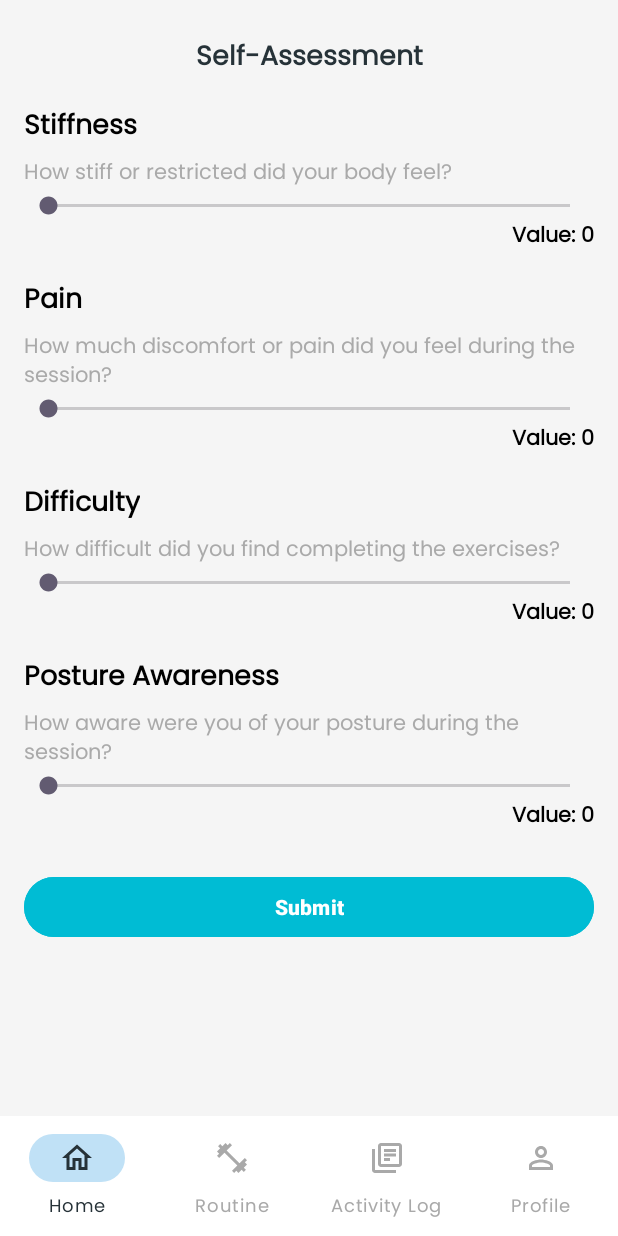
After one commit to denver0619/workwell, an Android app: the fragment SelfAssessmentFragment placed in its activity, on a phone screen of 412 x 824 dp. The commit adds this screen. Run offline under Robolectric (Android 15) with nearby library versions, the phone set to English and light mode, and no system bars; our stand-ins replace Firebase (no records; nobody signed in at launch, a user with empty details on screens opened directly).

Commit message:
added initial fragment for self assessment

```diff
--- /dev/null
+++ b/app/src/main/java/com/digiview/workwell/ui/routine/SelfAssessmentFragment.java
@@ -0,0 +1,124 @@
+package com.digiview.workwell.ui.routine;
+
+import android.os.Bundle;
+import android.view.LayoutInflater;
+import android.view.View;
+import android.view.ViewGroup;
+import android.widget.Button;
+import android.widget.SeekBar;
+import android.widget.TextView;
+import android.widget.Toast;
+
+import androidx.annotation.NonNull;
+import androidx.annotation.Nullable;
+import androidx.fragment.app.Fragment;
+import androidx.lifecycle.ViewModelProvider;
+
+import com.digiview.workwell.R;
+import com.digiview.workwell.ui.routine.viewmodel.SelfAssessmentViewModel;
+
+public class SelfAssessmentFragment extends Fragment {
+
+    private SelfAssessmentViewModel viewModel;
+    private SeekBar seekBarStiffness, seekBarPain, seekBarDifficulty, seekBarAwareness;
+    private TextView tvStiffnessValue, tvPainValue, tvDifficultyValue, tvAwarenessValue;
+    private Button btnSubmit;
+
+    public static SelfAssessmentFragment newInstance() {
+        return new SelfAssessmentFragment();
+    }
+
+    @Nullable
+    @Override
+    public View onCreateView(@NonNull LayoutInflater inflater, @Nullable ViewGroup container,
+                             @Nullable Bundle savedInstanceState) {
+        View view = inflater.inflate(R.layout.fragment_self_assessment, container, false);
+
+        // Initialize ViewModel
+        viewModel = new ViewModelProvider(this).get(SelfAssessmentViewModel.class);
+
+        // Initialize Views
+        seekBarStiffness = view.findViewById(R.id.seekBarStiffness);
+        seekBarPain = view.findViewById(R.id.seekBarPain);
+        seekBarDifficulty = view.findViewById(R.id.seekBarDifficulty);
+        seekBarAwareness = view.findViewById(R.id.seekBarAwareness);
+
+        tvStiffnessValue = view.findViewById(R.id.tvStiffnessValue);
+        tvPainValue = view.findViewById(R.id.tvPainValue);
+        tvDifficultyValue = view.findViewById(R.id.tvDifficultyValue);
+        tvAwarenessValue = view.findViewById(R.id.tvAwarenessValue);
+
+        btnSubmit = view.findViewById(R.id.btnSubmit);
+
+        // Observe ViewModel
+        setupObservers();
+
+        // SeekBar Listeners
+        setupSeekBarListeners();
+
+        // Submit Button
+        btnSubmit.setOnClickListener(v -> {
+            // Prepare data for submission
+            viewModel.submitData();
+            Toast.makeText(requireContext(), "Data submitted", Toast.LENGTH_SHORT).show();
+        });
+
+        return view;
+    }
+
+    private void setupSeekBarListeners() {
+        seekBarStiffness.setOnSeekBarChangeListener(new SeekBar.OnSeekBarChangeListener() {
+            @Override
+            public void onProgressChanged(SeekBar seekBar, int progress, boolean fromUser) {
+                tvStiffnessValue.setText("Value: " + progress);
+                viewModel.setStiffness(progress);
+            }
+            @Override public void onStartTrackingTouch(SeekBar seekBar) {}
+            @Override public void onStopTrackingTouch(SeekBar seekBar) {}
+        });
+
+        seekBarPain.setOnSeekBarChangeListener(new SeekBar.OnSeekBarChangeListener() {
+            @Override
+            public void onProgressChanged(SeekBar seekBar, int progress, boolean fromUser) {
+                tvPainValue.setText("Value: " + progress);
+                viewModel.setPain(progress);
+            }
+            @Override public void onStartTrackingTouch(SeekBar seekBar) {}
+            @Override public void onStopTrackingTouch(SeekBar seekBar) {}
+        });
+
+        seekBarDifficulty.setOnSeekBarChangeListener(new SeekBar.OnSeekBarChangeListener() {
+            @Override
+            public void onProgressChanged(SeekBar seekBar, int progress, boolean fromUser) {
+                tvDifficultyValue.setText("Value: " + progress);
+                viewModel.setDifficulty(progress);
+            }
+            @Override public void onStartTrackingTouch(SeekBar seekBar) {}
+            @Override public void onStopTrackingTouch(SeekBar seekBar) {}
+        });
+
+        seekBarAwareness.setOnSeekBarChangeListener(new SeekBar.OnSeekBarChangeListener() {
+            @Override
+            public void onProgressChanged(SeekBar seekBar, int progress, boolean fromUser) {
+                tvAwarenessValue.setText("Value: " + progress);
+                viewModel.setAwareness(progress);
+            }
+            @Override public void onStartTrackingTouch(SeekBar seekBar) {}
+            @Override public void onStopTrackingTouch(SeekBar seekBar) {}
+        });
+    }
+
+    private void setupObservers() {
+        viewModel.getStiffness().observe(getViewLifecycleOwner(), value ->
+                tvStiffnessValue.setText("Value: " + value));
+
+        viewModel.getPain().observe(getViewLifecycleOwner(), value ->
+                tvPainValue.setText("Value: " + value));
+
+        viewModel.getDifficulty().observe(getViewLifecycleOwner(), value ->
+                tvDifficultyValue.setText("Value: " + value));
+
+        viewModel.getAwareness().observe(getViewLifecycleOwner(), value ->
+                tvAwarenessValue.setText("Value: " + value));
+    }
+}
--- /dev/null
+++ b/app/src/main/java/com/digiview/workwell/ui/routine/viewmodel/SelfAssessmentViewModel.java
@@ -0,0 +1,54 @@
+package com.digiview.workwell.ui.routine.viewmodel;
+
+import android.util.Log;
+
+import androidx.lifecycle.LiveData;
+import androidx.lifecycle.MutableLiveData;
+import androidx.lifecycle.ViewModel;
+
+public class SelfAssessmentViewModel extends ViewModel {
+    private final MutableLiveData<Integer> stiffness = new MutableLiveData<>(0);
+    private final MutableLiveData<Integer> pain = new MutableLiveData<>(0);
+    private final MutableLiveData<Integer> difficulty = new MutableLiveData<>(0);
+    private final MutableLiveData<Integer> awareness = new MutableLiveData<>(0);
+
+    public LiveData<Integer> getStiffness() {
+        return stiffness;
+    }
+
+    public LiveData<Integer> getPain() {
+        return pain;
+    }
+
+    public LiveData<Integer> getDifficulty() {
+        return difficulty;
+    }
+
+    public LiveData<Integer> getAwareness() {
+        return awareness;
+    }
+
+    public void setStiffness(int value) {
+        stiffness.setValue(value);
+    }
+
+    public void setPain(int value) {
+        pain.setValue(value);
+    }
+
+    public void setDifficulty(int value) {
+        difficulty.setValue(value);
+    }
+
+    public void setAwareness(int value) {
+        awareness.setValue(value);
+    }
+
+    public void submitData() {
+        // Example: Prepare data to send to backend
+        Log.d("SelfAssessment", "Stiffness: " + stiffness.getValue());
+        Log.d("SelfAssessment", "Pain: " + pain.getValue());
+        Log.d("SelfAssessment", "Difficulty: " + difficulty.getValue());
+        Log.d("SelfAssessment", "Awareness: " + awareness.getValue());
+    }
+}
--- /dev/null
+++ b/app/src/main/res/layout/fragment_self_assessment.xml
@@ -0,0 +1,184 @@
+<ScrollView xmlns:android="http://schemas.android.com/apk/res/android"
+    xmlns:app="http://schemas.android.com/apk/res-auto"
+    android:layout_width="match_parent"
+    android:layout_height="match_parent"
+
+    android:background="#F5F5F5">
+
+
+
+    <LinearLayout
+        android:layout_width="match_parent"
+        android:layout_height="wrap_content"
+        android:orientation="vertical"
+        android:paddingLeft="16dp"
+        android:paddingRight="16dp"
+        >
+
+        <!-- Title -->
+        <TextView
+            android:layout_marginTop="16dp"
+            android:id="@+id/tvRoutineTitle"
+            android:layout_width="match_parent"
+            android:layout_height="wrap_content"
+            android:text="@string/asmt_title"
+            android:textFontWeight="600"
+            android:paddingHorizontal="16dp"
+            android:paddingVertical="8dp"
+            android:textSize="18sp"
+            android:gravity="center"
+            android:textColor="@color/neutral_dark_color"
+            app:layout_constraintTop_toTopOf="parent" />
+
+        <!-- Stiffness Section -->
+        <TextView
+            android:layout_width="wrap_content"
+            android:layout_height="wrap_content"
+            android:text="@string/asmt_category1"
+            android:textSize="18sp"
+            android:textStyle="bold"
+            android:layout_marginTop="8dp"
+            android:textColor="@android:color/black" />
+
+        <TextView
+            android:layout_width="wrap_content"
+            android:layout_height="wrap_content"
+            android:text="@string/asmt_question1"
+            android:textSize="14sp"
+            android:layout_marginTop="4dp"
+            android:textColor="@android:color/darker_gray" />
+
+        <SeekBar
+            android:id="@+id/seekBarStiffness"
+            android:layout_width="match_parent"
+            android:layout_height="wrap_content"
+            android:max="10"
+            android:progressTint="@color/accent_color" />
+
+        <TextView
+            android:id="@+id/tvStiffnessValue"
+            android:layout_width="wrap_content"
+            android:layout_height="wrap_content"
+            android:layout_gravity="end"
+            android:text="@string/asmt_initial_value"
+            android:textSize="14sp"
+            android:textStyle="bold"
+            android:textColor="@android:color/black" />
+
+        <!-- Pain Section -->
+        <TextView
+            android:layout_width="wrap_content"
+            android:layout_height="wrap_content"
+            android:text="@string/asmt_category2"
+            android:textSize="18sp"
+            android:textStyle="bold"
+            android:layout_marginTop="16dp"
+            android:textColor="@android:color/black" />
+
+        <TextView
+            android:layout_width="wrap_content"
+            android:layout_height="wrap_content"
+            android:text="@string/asmt_question2"
+            android:textSize="14sp"
+            android:layout_marginTop="4dp"
+            android:textColor="@android:color/darker_gray" />
+
+        <SeekBar
+            android:id="@+id/seekBarPain"
+            android:layout_width="match_parent"
+            android:layout_height="wrap_content"
+            android:max="10"
+            android:progressTint="@color/accent_color" />
+
+        <TextView
+            android:id="@+id/tvPainValue"
+            android:layout_width="wrap_content"
+            android:layout_height="wrap_content"
+            android:layout_gravity="end"
+            android:text="@string/asmt_initial_value"
+            android:textSize="14sp"
+            android:textStyle="bold"
+            android:textColor="@android:color/black" />
+
+        <!-- Difficulty Section -->
+        <TextView
+            android:layout_width="wrap_content"
+            android:layout_height="wrap_content"
+            android:text="@string/asmt_category3"
+            android:textSize="18sp"
+            android:textStyle="bold"
+            android:layout_marginTop="16dp"
+            android:textColor="@android:color/black" />
+
+        <TextView
+            android:layout_width="wrap_content"
+            android:layout_height="wrap_content"
+            android:text="@string/asmt_question3"
+            android:textSize="14sp"
+            android:layout_marginTop="4dp"
+            android:textColor="@android:color/darker_gray" />
+
+        <SeekBar
+            android:id="@+id/seekBarDifficulty"
+            android:layout_width="match_parent"
+            android:layout_height="wrap_content"
+            android:max="10"
+            android:progressTint="@color/accent_color" />
+
+        <TextView
+            android:id="@+id/tvDifficultyValue"
+            android:layout_width="wrap_content"
+            android:layout_height="wrap_content"
+            android:layout_gravity="end"
+            android:text="@string/asmt_initial_value"
+            android:textSize="14sp"
+            android:textStyle="bold"
+            android:textColor="@android:color/black" />
+
+        <!-- Awareness Section -->
+        <TextView
+            android:layout_width="wrap_content"
+            android:layout_height="wrap_content"
+            android:text="@string/asmt_category4"
+            android:textSize="18sp"
+            android:textStyle="bold"
+            android:layout_marginTop="16dp"
+            android:textColor="@android:color/black" />
+
+        <TextView
+            android:layout_width="wrap_content"
+            android:layout_height="wrap_content"
+            android:text="@string/asmt_question4"
+            android:textSize="14sp"
+            android:layout_marginTop="4dp"
+            android:textColor="@android:color/darker_gray" />
+
+        <SeekBar
+            android:id="@+id/seekBarAwareness"
+            android:layout_width="match_parent"
+            android:layout_height="wrap_content"
+            android:max="10"
+            android:progressTint="@color/accent_color" />
+
+        <TextView
+            android:id="@+id/tvAwarenessValue"
+            android:layout_width="wrap_content"
+            android:layout_height="wrap_content"
+            android:layout_gravity="end"
+            android:text="@string/asmt_initial_value"
+            android:textSize="14sp"
+            android:textStyle="bold"
+            android:textColor="@android:color/black" />
+
+        <!-- Submit Button -->
+        <Button
+            android:id="@+id/btnSubmit"
+            android:layout_width="match_parent"
+            android:layout_height="wrap_content"
+            android:text="@string/submit_button"
+            android:layout_marginTop="24dp"
+            android:backgroundTint="@color/accent_color"
+            android:textColor="@android:color/white"
+            android:textStyle="bold" />
+    </LinearLayout>
+</ScrollView>
--- a/app/src/main/res/values/strings.xml
+++ b/app/src/main/res/values/strings.xml
@@ -33,7 +33,20 @@
     <string name="placeholder_exercise_detail">Loading exercise detail....</string>
     <string name="start_exercise">View Exercise</string>
 
+    <!--    Self Assessment -->
+    <string name="asmt_title">Self-Assessment</string>
+    <string name="asmt_category1">Stiffness</string>
+    <string name="asmt_category2">Pain</string>
+    <string name="asmt_category3">Difficulty</string>
+    <string name="asmt_category4">Posture Awareness</string>
+    <string name="asmt_question1">How stiff or restricted did your body feel?</string>
+    <string name="asmt_question2">How much discomfort or pain did you feel during the session?</string>
+    <string name="asmt_question3">How difficult did you find completing the exercises?</string>
+    <string name="asmt_question4">How aware were you of your posture during the session?</string>
+    <string name="asmt_initial_value">Value: 0</string>
+
     <string name="back_button">Back Button</string>
+    <string name="submit_button">Submit</string>
     <string name="logout_btn">Logout</string>
     <string name="image_desc">Image</string>
 </resources>
```
Also changed, not shown: app/src/main/java/com/digiview/workwell/data/models/RoutineLogs.java (+45 -25 lines), app/src/main/java/com/digiview/workwell/ui/routine/RoutineDetailFragment.java (+10 -0 lines).
